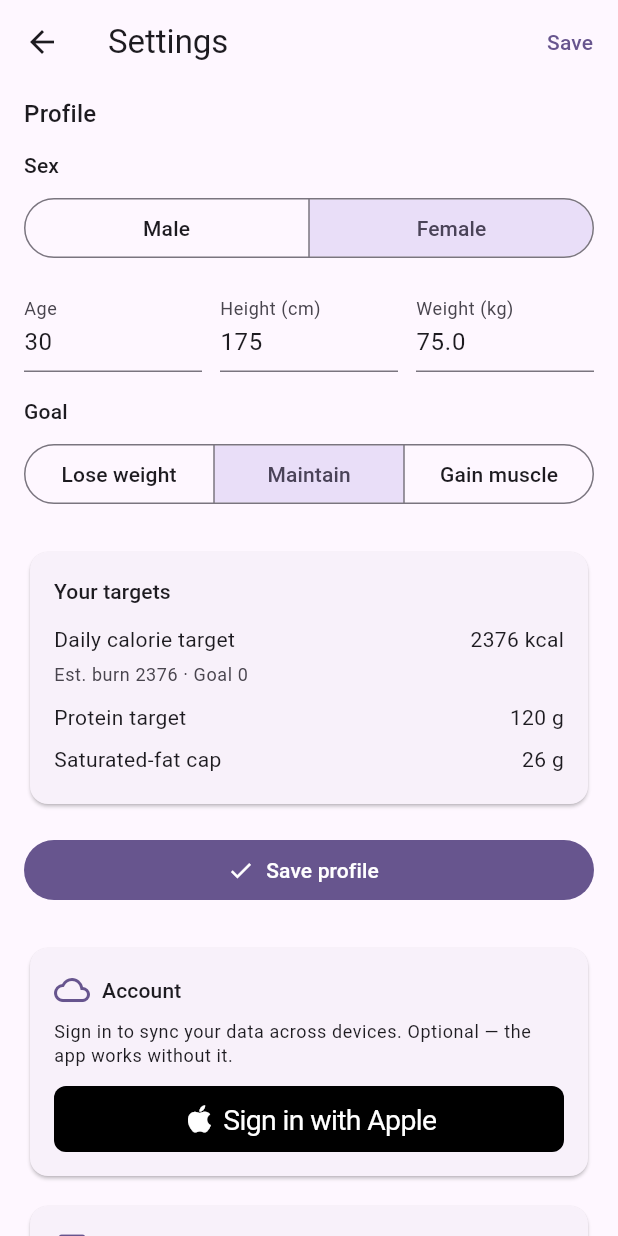
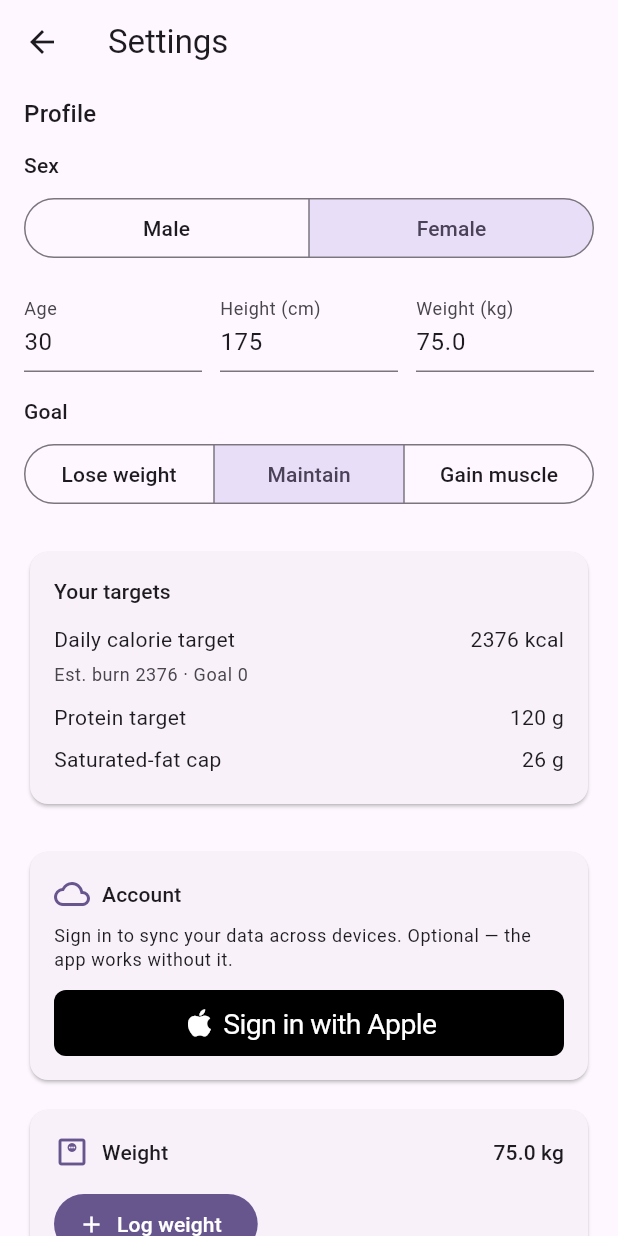
Before and after one commit to PETERDMYAN/food-at-peace, a Flutter app: the SettingsScreen screen opened directly, after a tap on "Female", on a phone screen of 412 x 824 dp. Run offline on Flutter 3.47's test engine with Material 3 defaults, Android fonts, the phone set to English and light mode, and no system bars; drawn by our look-alikes of sign_in_with_apple; our stand-ins replace flutter_riverpod, flutter_secure_storage, image_picker, shared_preferences; missing offline and left inert: health; accounts and stored records are empty; statements that could not run were skipped.

Commit message:
Settings: auto-save profile + drop the Claude API-key card
Profile (sex / age / height / weight / goal) now persists on every change and
syncs to the backend — removed the Save / Save-profile buttons. Removed the
Anthropic API-key card since photo analysis runs through the server proxy.

Co-Authored-By: Claude Opus 4.8 <noreply@anthropic.com>

```diff
--- a/lib/src/features/settings/settings_screen.dart
+++ b/lib/src/features/settings/settings_screen.dart
@@ -45,14 +45,12 @@ class _SettingsScreenState extends ConsumerState<SettingsScreen> {
     super.dispose();
   }
 
-  void _save() {
-    final t = AppLocalizations.of(context);
-    ref
-        .read(profileProvider.notifier)
-        .save(_draft.copyWith(isConfigured: true));
-    ScaffoldMessenger.of(
-      context,
-    ).showSnackBar(SnackBar(content: Text(t.profileSaved)));
+  /// Auto-save: persist (and sync) the profile on every edit — there's no Save
+  /// button. `ProfileNotifier.save` bumps `updatedAt`, which the sync engine
+  /// picks up (debounced) and pushes to the backend.
+  void _apply(UserProfile next) {
+    setState(() => _draft = next);
+    ref.read(profileProvider.notifier).save(next.copyWith(isConfigured: true));
   }
 
   @override
@@ -77,10 +75,7 @@ class _SettingsScreenState extends ConsumerState<SettingsScreen> {
         : t.budgetBreakdownEst(kcal(summary.expenditure), adjStr);
 
     return Scaffold(
-      appBar: AppBar(
-        title: Text(t.navSettings),
-        actions: [TextButton(onPressed: _save, child: Text(t.save))],
-      ),
+      appBar: AppBar(title: Text(t.navSettings)),
       body: ListView(
         keyboardDismissBehavior: ScrollViewKeyboardDismissBehavior.onDrag,
         padding: const EdgeInsets.fromLTRB(16, 8, 16, 32),
@@ -94,8 +89,7 @@ class _SettingsScreenState extends ConsumerState<SettingsScreen> {
                 .toList(),
             selected: {_draft.sex},
             showSelectedIcon: false,
-            onSelectionChanged: (s) =>
-                setState(() => _draft = _draft.copyWith(sex: s.first)),
+            onSelectionChanged: (s) => _apply(_draft.copyWith(sex: s.first)),
           ),
           const SizedBox(height: 16),
           Row(
@@ -106,9 +100,8 @@ class _SettingsScreenState extends ConsumerState<SettingsScreen> {
                   keyboardType: TextInputType.number,
                   onTapOutside: (_) => FocusScope.of(context).unfocus(),
                   decoration: InputDecoration(labelText: t.age),
-                  onChanged: (v) => setState(
-                    () => _draft = _draft.copyWith(age: int.tryParse(v)),
-                  ),
+                  onChanged: (v) =>
+                      _apply(_draft.copyWith(age: int.tryParse(v))),
                 ),
               ),
               const SizedBox(width: 12),
@@ -118,10 +111,8 @@ class _SettingsScreenState extends ConsumerState<SettingsScreen> {
                   keyboardType: TextInputType.number,
                   onTapOutside: (_) => FocusScope.of(context).unfocus(),
                   decoration: InputDecoration(labelText: t.heightCm),
-                  onChanged: (v) => setState(
-                    () =>
-                        _draft = _draft.copyWith(heightCm: double.tryParse(v)),
-                  ),
+                  onChanged: (v) =>
+                      _apply(_draft.copyWith(heightCm: double.tryParse(v))),
                 ),
               ),
               const SizedBox(width: 12),
@@ -133,10 +124,8 @@ class _SettingsScreenState extends ConsumerState<SettingsScreen> {
                   ),
                   onTapOutside: (_) => FocusScope.of(context).unfocus(),
                   decoration: InputDecoration(labelText: t.weightKg),
-                  onChanged: (v) => setState(
-                    () =>
-                        _draft = _draft.copyWith(weightKg: double.tryParse(v)),
-                  ),
+                  onChanged: (v) =>
+                      _apply(_draft.copyWith(weightKg: double.tryParse(v))),
                 ),
               ),
             ],
@@ -149,8 +138,7 @@ class _SettingsScreenState extends ConsumerState<SettingsScreen> {
                 .toList(),
             selected: {_draft.goal},
             showSelectedIcon: false,
-            onSelectionChanged: (s) =>
-                setState(() => _draft = _draft.copyWith(goal: s.first)),
+            onSelectionChanged: (s) => _apply(_draft.copyWith(goal: s.first)),
           ),
           const SizedBox(height: 24),
           Card(
@@ -186,18 +174,10 @@ class _SettingsScreenState extends ConsumerState<SettingsScreen> {
               ),
             ),
           ),
-          const SizedBox(height: 16),
-          FilledButton.icon(
-            onPressed: _save,
-            icon: const Icon(Icons.check),
-            label: Text(t.saveProfile),
-          ),
           const SizedBox(height: 24),
           const _AccountCard(),
           const SizedBox(height: 12),
           const _WeightCard(),
-          const SizedBox(height: 12),
-          const _ApiKeyCard(),
           const SizedBox(height: 12),
           const _HealthCard(),
           const SizedBox(height: 12),
@@ -396,108 +376,6 @@ class _FeedbackTile extends StatelessWidget {
         onTap: () => Navigator.of(
           context,
         ).push(MaterialPageRoute(builder: (_) => const FeedbackScreen())),
-      ),
-    );
-  }
-}
-
-/// Lets the user paste / replace / remove their Anthropic API key.
-class _ApiKeyCard extends ConsumerStatefulWidget {
-  const _ApiKeyCard();
-
-  @override
-  ConsumerState<_ApiKeyCard> createState() => _ApiKeyCardState();
-}
-
-class _ApiKeyCardState extends ConsumerState<_ApiKeyCard> {
-  final _controller = TextEditingController();
-  bool _obscure = true;
-
-  @override
-  void dispose() {
-    _controller.dispose();
-    super.dispose();
-  }
-
-  Future<void> _save() async {
-    final t = AppLocalizations.of(context);
-    final value = _controller.text.trim();
-    if (value.isEmpty) return;
-    await ref.read(apiKeyProvider.notifier).save(value);
-    _controller.clear();
-    if (!mounted) return;
-    ScaffoldMessenger.of(
-      context,
-    ).showSnackBar(SnackBar(content: Text(t.apiKeySavedToast)));
-  }
-
-  Future<void> _clear() async {
-    final t = AppLocalizations.of(context);
-    await ref.read(apiKeyProvider.notifier).clear();
-    if (!mounted) return;
-    ScaffoldMessenger.of(
-      context,
-    ).showSnackBar(SnackBar(content: Text(t.apiKeyRemoved)));
-  }
-
-  @override
-  Widget build(BuildContext context) {
-    final t = AppLocalizations.of(context);
-    final key = ref.watch(apiKeyProvider);
-    final hasKey = hasApiKey(key);
-    final scheme = Theme.of(context).colorScheme;
-    return Card(
-      child: Padding(
-        padding: const EdgeInsets.all(16),
-        child: Column(
-          crossAxisAlignment: CrossAxisAlignment.start,
-          children: [
-            Row(
-              children: [
-                Icon(Icons.camera_alt_outlined, color: scheme.primary),
-                const SizedBox(width: 8),
-                Expanded(
-                  child: Text(
-                    t.foodPhotoAnalysis,
-                    style: Theme.of(context).textTheme.titleSmall,
-                  ),
-                ),
-                if (hasKey)
-                  Icon(Icons.check_circle, color: scheme.primary, size: 20),
-              ],
-            ),
-            const SizedBox(height: 8),
-            Text(
-              hasKey ? t.apiKeySavedDevice : t.apiKeyPrompt,
-              style: Theme.of(context).textTheme.bodySmall,
-            ),
-            const SizedBox(height: 12),
-            TextField(
-              controller: _controller,
-              obscureText: _obscure,
-              autocorrect: false,
-              enableSuggestions: false,
-              decoration: InputDecoration(
-                labelText: hasKey ? t.replaceApiKey : t.apiKeyLabel,
-                suffixIcon: IconButton(
-                  icon: Icon(
-                    _obscure ? Icons.visibility : Icons.visibility_off,
-                  ),
-                  onPressed: () => setState(() => _obscure = !_obscure),
-                ),
-              ),
-            ),
-            const SizedBox(height: 8),
-            Row(
-              children: [
-                FilledButton(onPressed: _save, child: Text(t.saveKey)),
-                const SizedBox(width: 8),
-                if (hasKey)
-                  TextButton(onPressed: _clear, child: Text(t.remove)),
-              ],
-            ),
-          ],
-        ),
       ),
     );
   }
```
